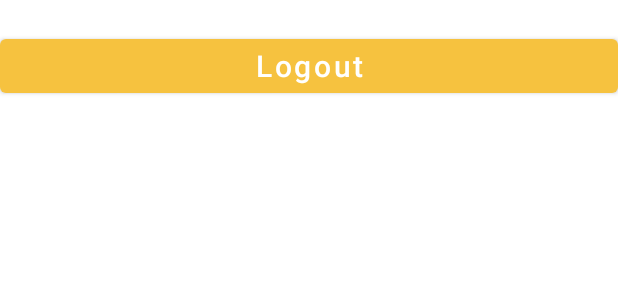
After one commit to 1HazArd1/Samarpan, an Android app: the layout activity_main2.xml on its own in the app's theme, with its tools: preview values and no code run, on a phone screen of 412 x 824 dp. The commit adds this screen. Shown: the top 300 px of the screen. Run offline under Robolectric (Android 15) with nearby library versions, the phone set to English and light mode, and no system bars; Roboto replaces fonts that are not available here.

Commit message:
Adding the dashboard activity and implementing multiple functionality

```diff
--- /dev/null
+++ b/app/src/main/res/layout/activity_main2.xml
@@ -0,0 +1,19 @@
+<?xml version="1.0" encoding="utf-8"?>
+<LinearLayout xmlns:android="http://schemas.android.com/apk/res/android"
+    xmlns:app="http://schemas.android.com/apk/res-auto"
+    xmlns:tools="http://schemas.android.com/tools"
+    android:layout_width="match_parent"
+    android:layout_height="match_parent"
+    tools:context=".Main2Activity"
+    android:orientation="vertical">
+
+    <Button
+        android:id="@+id/btnLogout"
+        android:layout_width="match_parent"
+        android:layout_height="wrap_content"
+        android:text="Logout"
+        android:layout_marginTop="20dp"
+        android:textSize="20sp"
+        android:textAllCaps="false"/>
+
+</LinearLayout>
--- a/build.gradle
+++ b/build.gradle
@@ -6,7 +6,7 @@ buildscript {
     }
     dependencies {
         classpath 'com.android.tools.build:gradle:7.1.1'
-        classpath "org.jetbrains.kotlin:kotlin-gradle-plugin:1.6.0"
+        classpath 'org.jetbrains.kotlin:kotlin-gradle-plugin:1.6.10'
         classpath 'com.google.gms:google-services:4.3.10'
 
         // NOTE: Do not place your application dependencies here; they belong
```
Also changed, not shown: app/src/main/AndroidManifest.xml (+6 -2 lines), app/src/main/java/com/hazard/samarpan/LoginFragment.kt (+23 -4 lines), app/src/main/java/com/hazard/samarpan/Main2Activity.kt (added, +27 -0 lines), app/src/main/java/com/hazard/samarpan/UserRegisterFragment.kt (+9 -9 lines).
